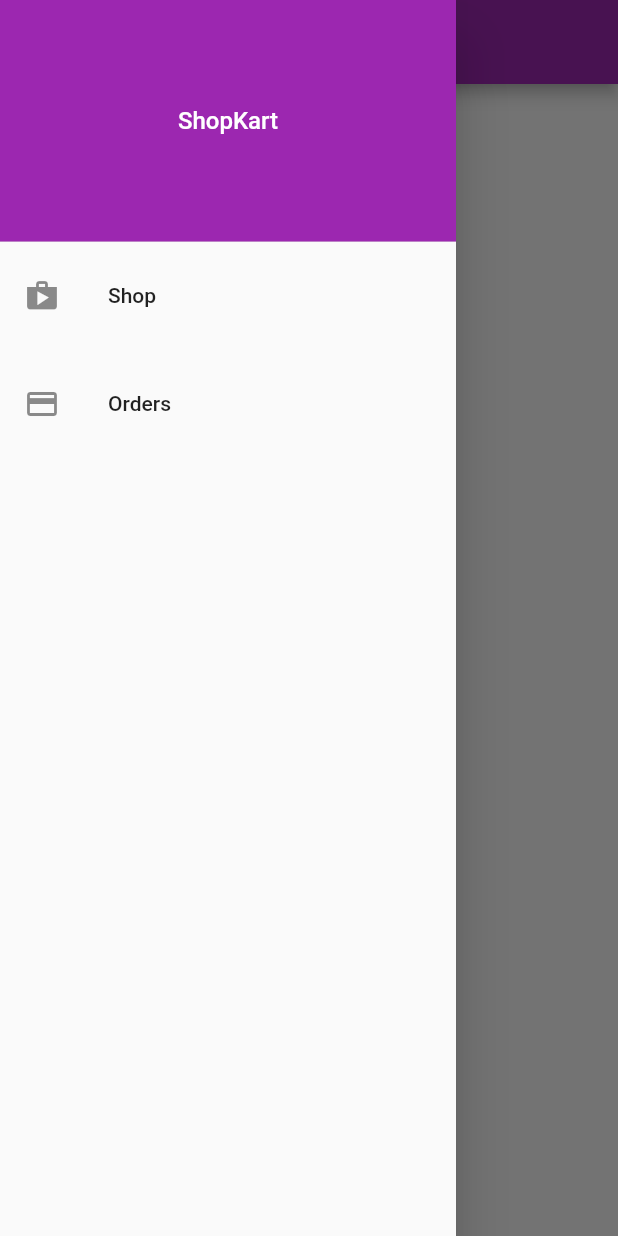
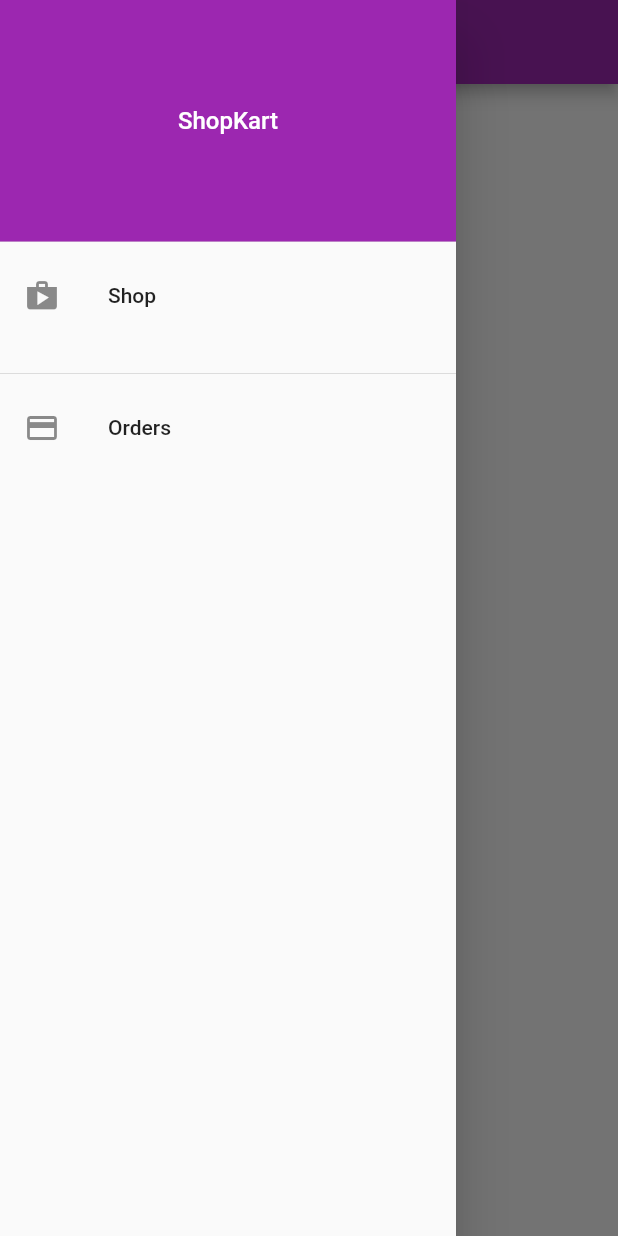
Before and after one commit to lzzy12/ShopKart-flutter, a Flutter app: the OrderScreen screen opened by its route, with the side drawer open, on a phone screen of 412 x 824 dp. Run offline on Flutter 3.47's test engine with Material 2 defaults, Android fonts, the phone set to English and light mode, and no system bars; our stand-ins replace flushbar; network calls fail.

Commit message:
Some small changes
Signed-off-by: lzzy12 <jhashivam2020@gmail.com>

```diff
--- a/lib/common/ShopKartDrawer.dart
+++ b/lib/common/ShopKartDrawer.dart
@@ -27,6 +27,7 @@ class ShopKartDrawer extends StatelessWidget {
           SizedBox(
             height: 16,
           ),
+          Divider(),
           ListTile(
             title: Text('Orders'),
             leading: Icon(Icons.credit_card),
--- a/lib/screens/cart/CartTotalRow.dart
+++ b/lib/screens/cart/CartTotalRow.dart
@@ -31,7 +31,7 @@ class CartTotalRow extends StatelessWidget {
                     color: Theme.of(context).primaryColor,
                   ),
                   child: Text(
-                    '₹ ${cartProvider.amount}',
+                    '₹ ${cartProvider.amount.toStringAsFixed(2)}',
                     style: TextStyle(color: Colors.white),
                   ),
                 ),
--- a/lib/screens/product_details/ProductDetailsScreen.dart
+++ b/lib/screens/product_details/ProductDetailsScreen.dart
@@ -41,9 +41,7 @@ class ProductDetailsScreen extends StatelessWidget {
                 trailing: IconButton(
                   icon: Icon(
                     Icons.add_shopping_cart,
-                    color: Theme
-                        .of(context)
-                        .accentColor,
+                    color: Colors.black,
                   ),
                   onPressed: () {
                     cartProvider.addProduct(product);
```
